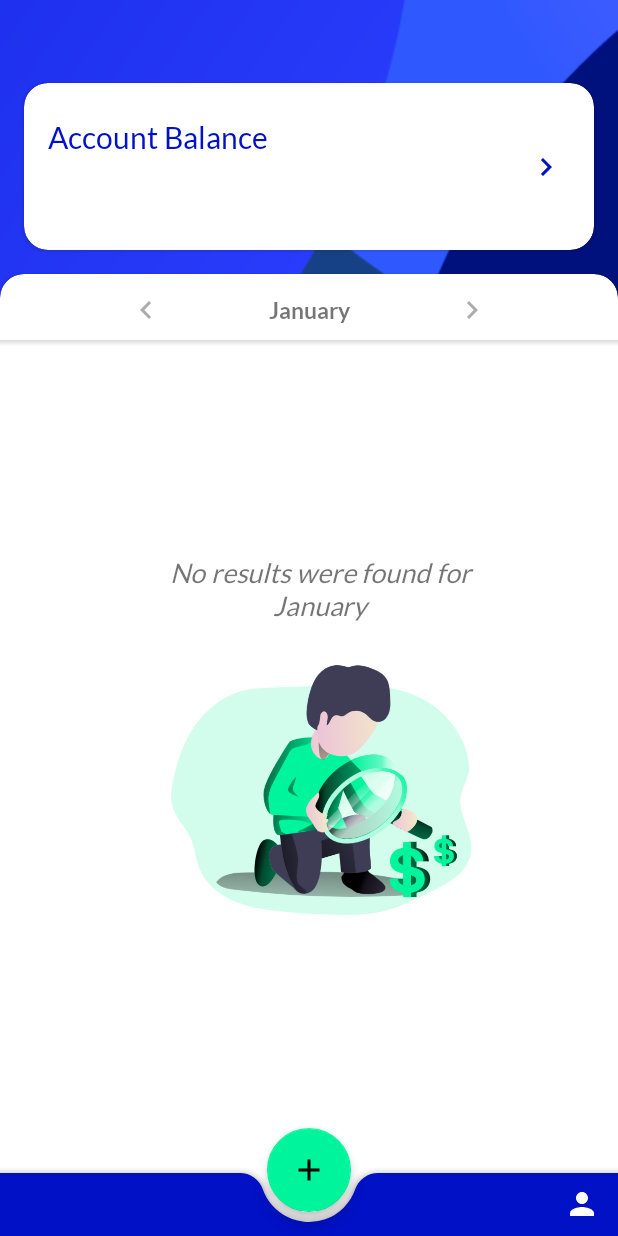
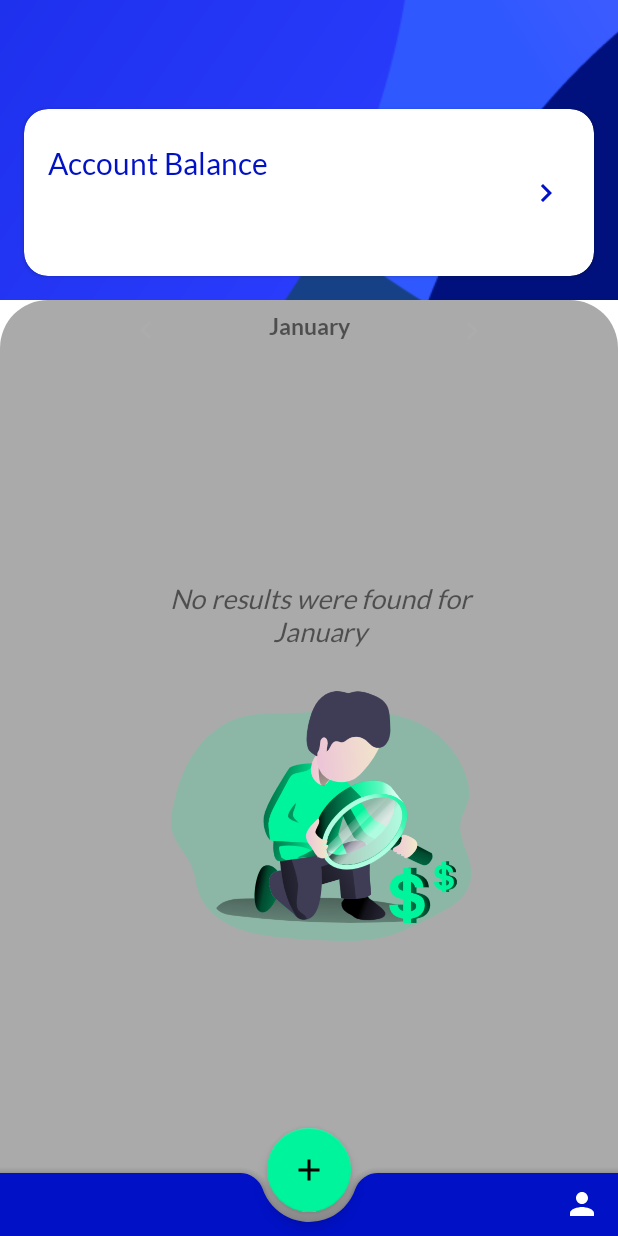
Before and after one commit to davidmarinangeli/Sweet-Bank, an Android app: the screen it shows after launch (HomepageActivity), on a phone screen of 412 x 824 dp. Run offline under Robolectric (Android 15) with nearby library versions, the phone set to English and light mode, and no system bars; our stand-ins replace Dagger/Hilt's generated code, Shimmer; 4 statements that could not run were skipped.

Commit message:
initial work on new dashboard UI

```diff
--- a/dashboard/src/main/java/com/davidm/ui/HomepageActivity.kt
+++ b/dashboard/src/main/java/com/davidm/ui/HomepageActivity.kt
@@ -6,6 +6,7 @@ import android.view.Menu
 import android.view.MenuItem
 import androidx.appcompat.app.AppCompatActivity
 import androidx.lifecycle.ViewModelProvider
+import com.davidm.payees.ui.PayeeCreationFragment
 import com.davidm.payees.ui.PayeesFragment
 import com.google.android.material.bottomappbar.BottomAppBar
 import dagger.android.AndroidInjection
@@ -33,6 +34,16 @@ class HomepageActivity : AppCompatActivity(), HasAndroidInjector {
 
         setContentView(R.layout.activity_homepage)
         setSupportActionBar(bottomAppBar)
+
+        val bottomDialogFragment =
+            PayeeCreationFragment()
+
+        fab.setOnClickListener {
+            bottomDialogFragment.show(
+                supportFragmentManager,
+                "new_payee_dialog_fragment"
+            )
+        }
 
         // initial position
         supportFragmentManager.beginTransaction()
--- a/dashboard/src/main/res/layout/activity_homepage.xml
+++ b/dashboard/src/main/res/layout/activity_homepage.xml
@@ -1,6 +1,4 @@
 <?xml version="1.0" encoding="utf-8"?>
-
-
 <androidx.coordinatorlayout.widget.CoordinatorLayout xmlns:android="http://schemas.android.com/apk/res/android"
     xmlns:app="http://schemas.android.com/apk/res-auto"
     android:layout_width="match_parent"
--- a/dashboard/src/main/res/layout/fragment_dashboard.xml
+++ b/dashboard/src/main/res/layout/fragment_dashboard.xml
@@ -6,54 +6,39 @@
     android:orientation="vertical"
     tools:context=".HomepageActivity">
 
-    <RelativeLayout
+        <androidx.constraintlayout.widget.ConstraintLayout
             android:layout_width="match_parent"
-        android:layout_height="wrap_content"
-        android:orientation="vertical">
+            android:layout_height="match_parent">
 
             <ImageView
                 android:id="@+id/card_background"
-            android:layout_width="match_parent"
+                android:layout_width="0dp"
                 android:layout_height="200dp"
                 android:layout_alignParentTop="true"
-            android:layout_marginTop="-17dp"
                 android:contentDescription="@string/background"
                 android:scaleType="center"
                 android:src="@drawable/background"
-            android:translationY="16dp"
+                app:layout_constraintEnd_toEndOf="parent"
                 app:layout_constraintStart_toStartOf="parent"
                 app:layout_constraintTop_toTopOf="parent" />
 
-
             <include
+                android:id="@+id/balance_card_item"
                 layout="@layout/balance_card_item"
                 android:layout_width="match_parent"
                 android:layout_height="wrap_content"
-            android:layout_above="@+id/cardView2"
                 android:layout_alignParentStart="true"
                 android:layout_alignParentEnd="true"
-            android:layout_marginStart="0dp"
-            android:layout_marginEnd="0dp"
-            android:layout_marginBottom="0dp" />
+                app:layout_constraintBottom_toBottomOf="@+id/card_background" />
 
-        <androidx.cardview.widget.CardView
-            android:id="@+id/cardView2"
-            android:layout_width="match_parent"
-            android:layout_height="match_parent"
-            android:layout_below="@+id/card_background"
-            android:layout_marginTop="0dp"
-            android:layout_marginBottom="-16dp"
-            app:cardCornerRadius="16dp"
+            <androidx.constraintlayout.widget.ConstraintLayout
+                android:layout_width="0dp"
+                android:layout_height="0dp"
+                android:background="@drawable/cardview_borders"
                 app:layout_constraintBottom_toBottomOf="parent"
                 app:layout_constraintEnd_toEndOf="parent"
                 app:layout_constraintStart_toStartOf="parent"
-            app:layout_constraintTop_toBottomOf="@+id/card_background">
-
-
-            <androidx.constraintlayout.widget.ConstraintLayout
-                android:id="@+id/date_interval_layout"
-                android:layout_width="match_parent"
-                android:layout_height="48dp">
+                app:layout_constraintTop_toBottomOf="@id/balance_card_item">
 
                 <ImageButton
                     android:id="@+id/back_button"
@@ -87,37 +72,34 @@
                 <TextView
                     android:id="@+id/date_interval_text"
                     android:layout_width="wrap_content"
-                    android:layout_height="wrap_content"
-                    android:layout_marginTop="24dp"
-                    android:layout_marginBottom="24dp"
+                    android:layout_height="24dp"
                     android:text="01/03 - 07/03"
                     android:textSize="15sp"
+                    android:layout_marginTop="8dp"
                     android:textStyle="bold"
-                    app:layout_constraintBottom_toBottomOf="parent"
                     app:layout_constraintEnd_toStartOf="@+id/next_button"
-                    app:layout_constraintHorizontal_bias="0.5"
                     app:layout_constraintStart_toEndOf="@+id/back_button"
                     app:layout_constraintTop_toTopOf="parent" />
 
-                <View
-                    android:id="@+id/view"
-                    android:layout_width="match_parent"
-                    android:layout_height="4dp"
-                    android:background="@drawable/dropshadow_elevation"
-                    app:layout_constraintBottom_toBottomOf="parent" />
+                <!--                <View-->
+                <!--                    android:id="@+id/view"-->
+                <!--                    android:layout_width="match_parent"-->
+                <!--                    android:layout_height="4dp"-->
+                <!--                    android:background="@drawable/dropshadow_elevation"-->
+                <!--                    app:layout_constraintBottom_toBottomOf="parent" />-->
+
+                <androidx.viewpager2.widget.ViewPager2
+                    android:id="@+id/parent_list"
+                    android:layout_width="0dp"
+                    android:layout_height="0dp"
+                    android:orientation="horizontal"
+                    android:layout_marginTop="32dp"
+                    app:layout_constraintBottom_toBottomOf="parent"
+                    app:layout_constraintEnd_toEndOf="parent"
+                    app:layout_constraintStart_toStartOf="parent"
+                    app:layout_constraintTop_toBottomOf="@+id/date_interval_text" />
+            </androidx.constraintlayout.widget.ConstraintLayout>
 
         </androidx.constraintlayout.widget.ConstraintLayout>
 
-            <androidx.viewpager2.widget.ViewPager2
-                android:id="@+id/parent_list"
-                android:layout_width="match_parent"
-                android:layout_height="match_parent"
-                android:layout_marginTop="16dp"
-                android:orientation="horizontal"
-                android:paddingTop="30dp"
-                android:paddingBottom="16dp" />
-
-        </androidx.cardview.widget.CardView>
-
 </RelativeLayout>
-</RelativeLayout>
--- /dev/null
+++ b/resources/src/main/res/drawable/cardview_borders.xml
@@ -0,0 +1,11 @@
+<?xml version="1.0" encoding="utf-8"?>
+<shape xmlns:android="http://schemas.android.com/apk/res/android">
+
+    <solid android:color="@android:color/darker_gray" />
+    <corners
+        android:bottomLeftRadius="0dp"
+        android:bottomRightRadius="0dp"
+        android:topLeftRadius="32dp"
+        android:topRightRadius="32dp" />
+
+</shape>
```
Also changed, not shown: payees/src/main/res/layout/payee_creation_fragment.xml (+26 -16 lines), resources/src/main/java/components/SweetButton.kt (added, +16 -0 lines), resources/src/main/res/drawable/bg_linear.xml (added, +12 -0 lines), resources/src/main/res/drawable/bg_sweet_button.xml (added, +19 -0 lines), resources/src/main/res/values/attrs.xml (added, +14 -0 lines), 1 other file. Lines whose indentation alone changed are shown as unchanged.
